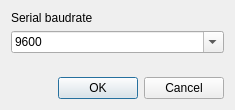
This is serialbaud.ui in SNEKABCA/simplesurvey as Qt 5 draws it before an edit. The edited form follows.
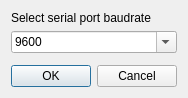
This is the edited form.

Commit message: readme tweak, removed fluff from serialbaud.ui

Patch:
```diff
--- a/serialbaud.ui
+++ b/serialbaud.ui
@@ -6,8 +6,8 @@
    <rect>
     <x>0</x>
     <y>0</y>
-    <width>235</width>
-    <height>110</height>
+    <width>184</width>
+    <height>98</height>
    </rect>
   </property>
   <property name="windowTitle">
@@ -17,7 +17,7 @@
    <item>
     <widget class="QLabel" name="label">
      <property name="text">
-      <string>Serial baudrate</string>
+      <string>Select serial port baudrate</string>
      </property>
     </widget>
    </item>
```
The commit also changes 1 other file.
